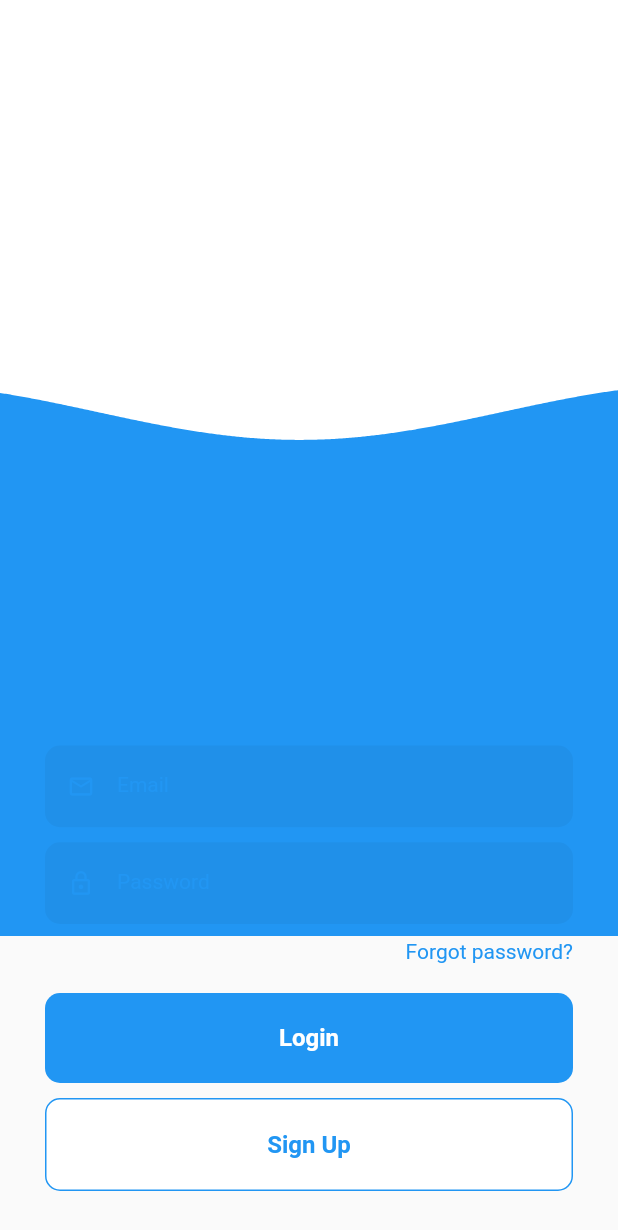
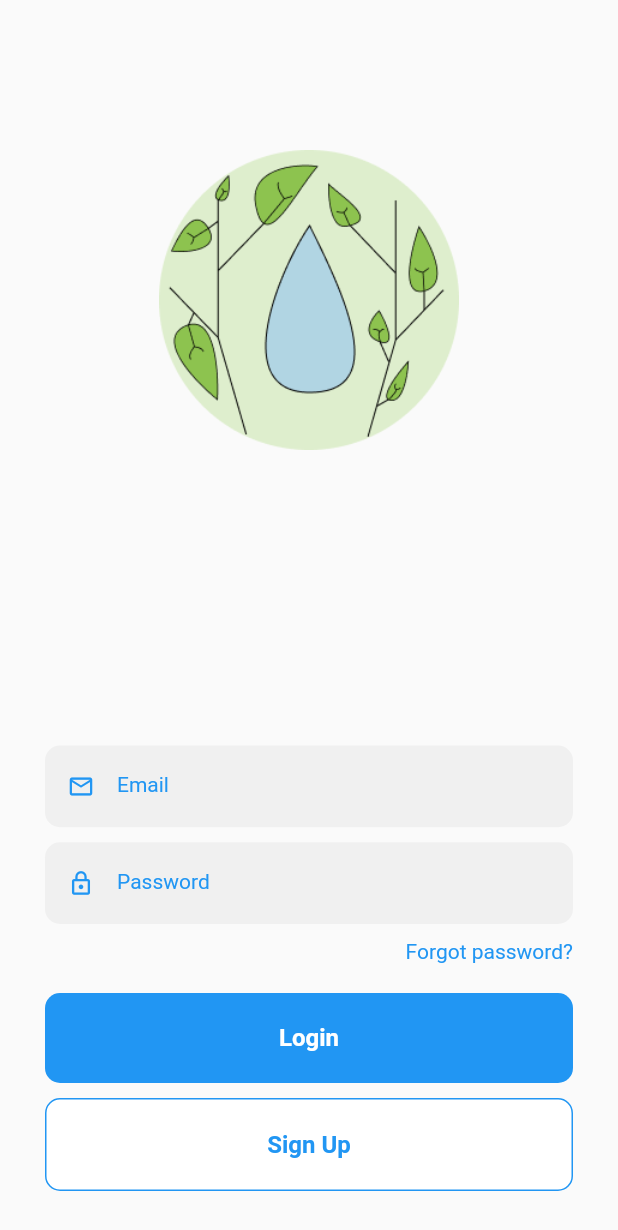
Before and after one commit to Amarygdala/wood_walk, a Flutter app: the screen it shows after launch, on a phone screen of 412 x 824 dp. Shown: the top 1230 px of the screen. Run offline on Flutter 3.47's test engine with Material 2 defaults, Android fonts, the phone set to English and light mode, and no system bars; our stand-ins replace pedometer.

Commit message:
Move wave effect to water, add login logo.

```diff
--- a/lib/login.dart
+++ b/lib/login.dart
@@ -1,28 +1,28 @@
 import 'package:flutter/cupertino.dart';
 import 'package:flutter/material.dart';
 import 'package:wood_walk/textfield_widget.dart';
-import 'package:wood_walk/wave_widget.dart';
-
 import 'button_widget.dart';
 
 class Login extends StatelessWidget {
   @override
   Widget build(BuildContext context) {
-    final size = MediaQuery.of(context).size;
+
 
     return SafeArea(
       child: Scaffold(
         body: Stack(
           children: <Widget>[
-            //Logo here
-            Container(
-              height: size.height - 200,
-              color: Colors.blue,
-            ),
-            WaveWidget(
-              size: size,
-              yOffset: size.height / 3.0,
-              color: Colors.white,
+            Padding(
+              padding: const EdgeInsets.only(top: 100.0),
+              child: Row(
+                mainAxisAlignment: MainAxisAlignment.center,
+                children: [
+                    Image(
+                      image: AssetImage('assets/logo.png'),
+                      width: 200,
+                    ),
+                ],
+              ),
             ),
             Padding(
               padding: const EdgeInsets.all(30.0),
--- a/pubspec.yaml
+++ b/pubspec.yaml
@@ -47,9 +47,8 @@ flutter:
   uses-material-design: true
 
   # To add assets to your application, add an assets section, like this:
-  # assets:
-  #   - images/a_dot_burr.jpeg
-  #   - images/a_dot_ham.jpeg
+  assets:
+     - assets/
 
   # An image asset can refer to one or more resolution-specific "variants", see
   # https://flutter.dev/assets-and-images/#resolution-aware.
```
Also changed, not shown: lib/water.dart (+16 -3 lines), assets/logo.png (added), pubspec.lock.
